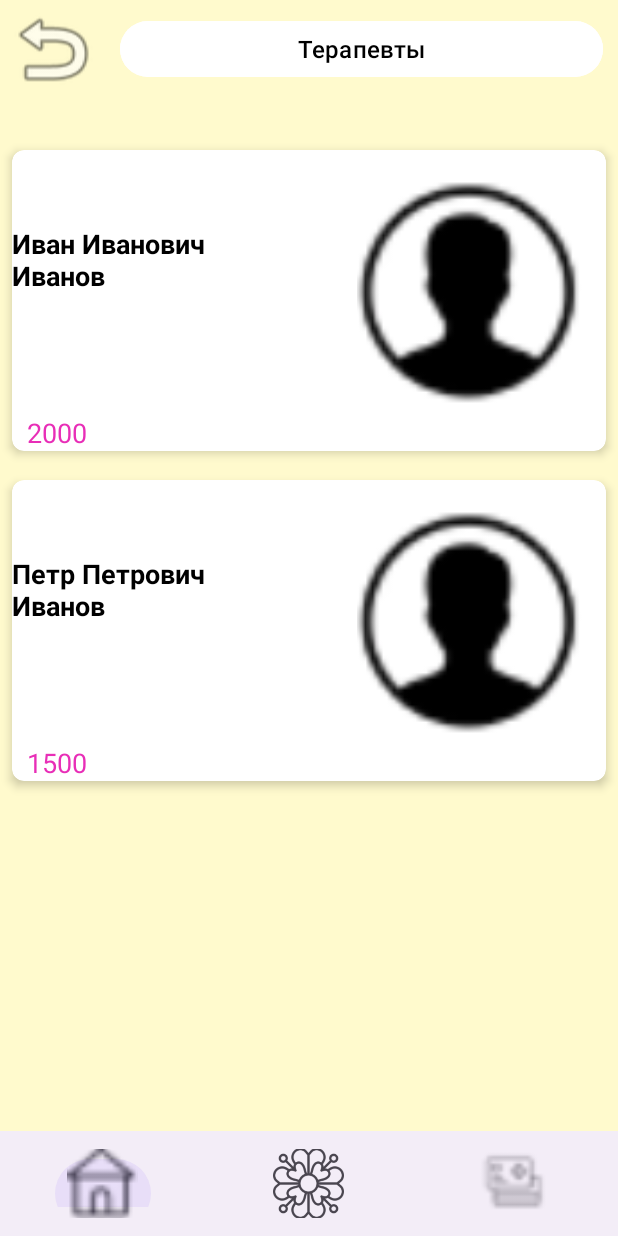
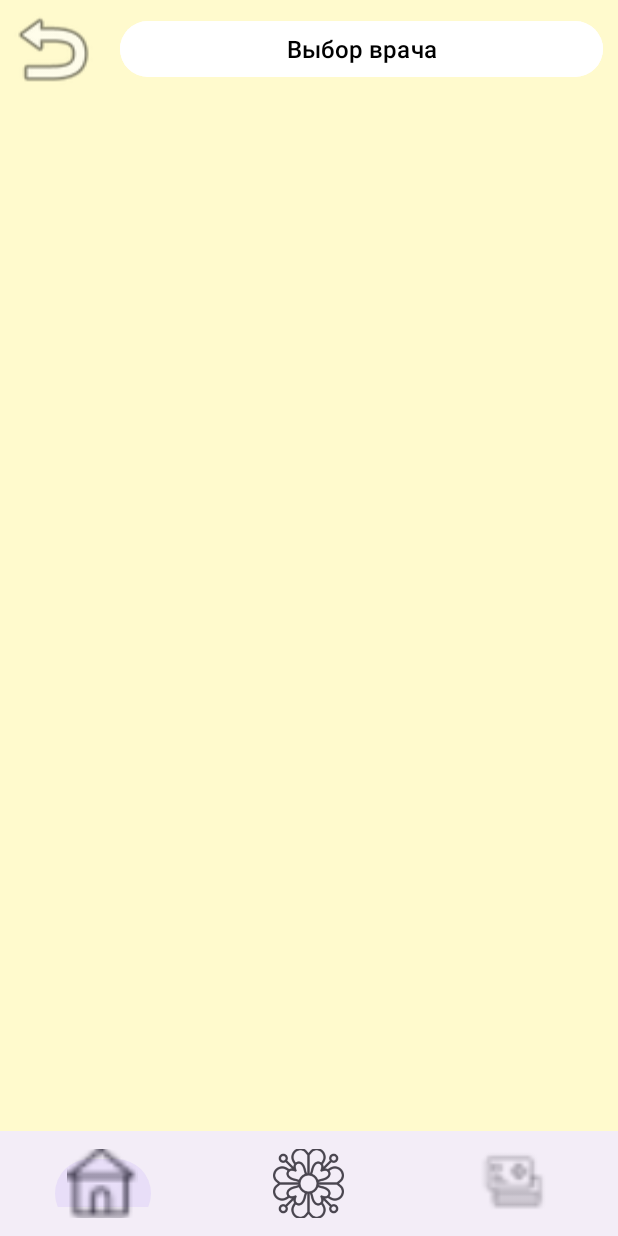
Before and after one commit to kkatrinna/medcenter, an Android app: the Doctors screen opened directly, with no data from a screen before it, on a phone screen of 412 x 824 dp. Run offline under Robolectric (Android 15) with nearby library versions, the phone set to English and light mode, and no system bars; our stand-ins replace Firebase (no records; nobody signed in at launch, a user with empty details on screens opened directly).

Commit message:
specialization-doctors

```diff
--- a/app/src/main/java/com/example/medcenter/Doctors.kt
+++ b/app/src/main/java/com/example/medcenter/Doctors.kt
@@ -3,7 +3,6 @@ package com.example.medcenter
 import android.annotation.SuppressLint
 import android.content.Intent
 import android.os.Bundle
-import android.os.Handler
 import android.util.Log
 import android.view.View
 import android.widget.ImageView
@@ -23,41 +22,18 @@ class Doctors : AppCompatActivity() {
     override fun onCreate(savedInstanceState: Bundle?) {
         super.onCreate(savedInstanceState)
         setContentView(R.layout.activity_doctors)
+
         selectedSpecialization = intent.getStringExtra("specializationName") ?: ""
+        doctorsListLayout = findViewById(R.id.doctorsListLayout)
 
-        addSampleDoctors()
         loadDoctors()
     }
 
-    private fun addDoctor(name: String, photoUrl: String, appointmentFee: Double, specialization: String) {
-            val doctorData = hashMapOf(
-                "name" to name,
-                "photoUrl" to photoUrl,
-                "appointmentFee" to appointmentFee,
-                "specialization" to specialization // Добавляем специальность
-            )
-
-            db.collection("doctors")
-                .add(doctorData)
-                .addOnSuccessListener { documentReference ->
-                    Log.d("Doctors", "Doctor added with ID: ${documentReference.id}")
-                }
-                .addOnFailureListener { e ->
-                    Log.w("Doctors", "Error adding doctor", e)
-                }
-        }
-
-    private fun addSampleDoctors() {
-        // Добавьте данные о врачах
-        addDoctor("Иван Иванов", R.drawable.photo.toString(), 1500.0, "Терапевт")
-        addDoctor("Петр Петров", R.drawable.photo.toString(), 2000.0, "Хирург")
-        addDoctor("Сидор Сидоров", R.drawable.photo.toString(), 1000.0, "Терапевт")
-    }
-
-
     private fun loadDoctors() {
+        doctorsListLayout.removeAllViews()
         val uniqueDoctors = mutableSetOf<String>()
         Log.d("Doctors", "Selected specialization: $selectedSpecialization")
+
         db.collection("doctors")
             .whereEqualTo("specialization", selectedSpecialization)
             .get()
@@ -87,9 +63,9 @@ class Doctors : AppCompatActivity() {
         val doctorFeeTextView: TextView = cardView.findViewById(R.id.doctorFee)
         val doctorImageView: ImageView = cardView.findViewById(R.id.doctorImage)
 
-
         doctorNameTextView.text = name
         doctorFeeTextView.text = "Стоимость: $appointmentFee"
+
         Glide.with(this)
             .load(photoUrl)
             .error(R.drawable.photo)
@@ -109,7 +85,6 @@ class Doctors : AppCompatActivity() {
 
     fun exit(view: View) {
         setContentView(R.layout.activity_specialization)
-        addSampleDoctors()
         loadDoctors()
     }
 }
--- a/app/src/main/res/layout/activity_doctors.xml
+++ b/app/src/main/res/layout/activity_doctors.xml
@@ -30,110 +30,21 @@
             android:layout_weight="1"
             android:backgroundTint="@color/white"
             android:maxWidth="100dp"
-            android:text="Терапевты"
+            android:text="Выбор врача"
             android:textSize="16dp"
             android:textColor="@color/black"
             app:cornerRadius="100px" />
 
     </LinearLayout>
-    <androidx.cardview.widget.CardView
+
+    <LinearLayout
+        android:id="@+id/doctorsListLayout"
         android:layout_width="match_parent"
-        android:layout_height="wrap_content"
-        android:backgroundTint="@color/white"
-        android:layout_margin="8dp"
-        app:cardCornerRadius="8dp"
-        android:layout_marginTop="100dp"
+        android:layout_height="660dp"
+        android:layout_marginTop="65dp"
+        android:layout_row="0"
         android:layout_column="0"
-        app:cardElevation="4dp">
-
-        <LinearLayout
-
-            android:layout_width="181dp"
-            android:layout_height="match_parent"
-            android:layout_row="0"
-            android:layout_column="0"
-            android:orientation="vertical">
-
-            <TextView
-                android:id="@+id/doctorName2"
-                android:layout_width="wrap_content"
-                android:layout_height="wrap_content"
-                android:layout_gravity="center"
-                android:textColor="@color/black"
-                android:text="Иван Иванович Иванов"
-                android:layout_marginTop="50dp"
-                android:textSize="18sp"
-                android:textStyle="bold" />
-
-            <TextView
-                android:id="@+id/doctorFee2"
-                android:layout_width="wrap_content"
-                android:layout_height="wrap_content"
-                android:layout_marginLeft="10dp"
-                android:layout_marginTop="80dp"
-                android:text="2000"
-                android:textColor="@color/pink"
-                android:textSize="18sp" />
-
-        </LinearLayout>
-        <ImageView
-            android:id="@+id/doctorImage5"
-            android:layout_width="150dp"
-            android:layout_height="150dp"
-            android:layout_marginStart="230dp"
-            android:layout_marginTop="20dp"
-            android:src="@drawable/photo"
-            android:scaleType="centerCrop"/>
-    </androidx.cardview.widget.CardView>
-
-    <androidx.cardview.widget.CardView
-        android:layout_width="match_parent"
-        android:layout_height="wrap_content"
-        android:backgroundTint="@color/white"
-        android:layout_margin="8dp"
-        app:cardCornerRadius="8dp"
-        android:layout_marginTop="320dp"
-        android:layout_column="0"
-        app:cardElevation="4dp">
-
-        <LinearLayout
-            android:layout_width="181dp"
-            android:layout_height="match_parent"
-            android:layout_row="0"
-            android:layout_column="0"
-            android:orientation="vertical">
-
-            <TextView
-                android:id="@+id/doctorName"
-                android:layout_width="wrap_content"
-                android:layout_height="wrap_content"
-                android:layout_gravity="center"
-                android:textColor="@color/black"
-                android:text="Петр Петрович Иванов"
-                android:layout_marginTop="50dp"
-                android:textSize="18sp"
-                android:textStyle="bold" />
-
-            <TextView
-                android:id="@+id/doctorFee"
-                android:layout_width="wrap_content"
-                android:layout_height="wrap_content"
-                android:layout_marginLeft="10dp"
-                android:layout_marginTop="80dp"
-                android:text="1500"
-                android:textColor="@color/pink"
-                android:textSize="18sp" />
-
-        </LinearLayout>
-        <ImageView
-            android:id="@+id/doctorImage"
-            android:layout_width="150dp"
-            android:layout_height="150dp"
-            android:layout_marginStart="230dp"
-            android:layout_marginTop="20dp"
-            android:src="@drawable/photo"
-            android:scaleType="centerCrop"/>
-    </androidx.cardview.widget.CardView>
+        android:orientation="vertical" />
 
     <com.google.android.material.bottomnavigation.BottomNavigationView
         android:layout_width="match_parent"
--- a/app/src/main/res/layout/doctor_card.xml
+++ b/app/src/main/res/layout/doctor_card.xml
@@ -4,7 +4,7 @@
         xmlns:app="http://schemas.android.com/apk/res-auto"
         android:layout_width="match_parent"
         android:layout_height="wrap_content"
-        android:backgroundTint="@color/back"
+        android:backgroundTint="@color/white"
         android:layout_margin="8dp"
         app:cardCornerRadius="8dp"
         app:cardElevation="4dp">
@@ -28,6 +28,7 @@
                 android:layout_height="wrap_content"
                 android:textColor="@color/black"
                 android:layout_gravity="center"
+                android:layout_marginTop="30dp"
                 android:textSize="18sp"
                 android:textStyle="bold" />
 
@@ -36,7 +37,7 @@
                 android:layout_width="wrap_content"
                 android:layout_height="wrap_content"
                 android:layout_marginLeft="10dp"
-                android:layout_marginTop="80dp"
+                android:layout_marginTop="50dp"
                 android:textColor="@color/pink"
                 android:textSize="18sp" />
         </LinearLayout>
```
